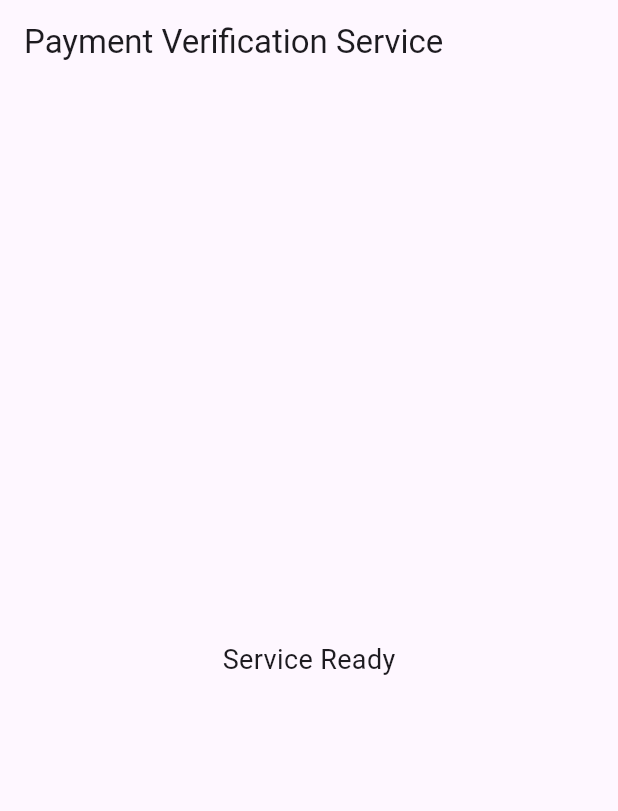
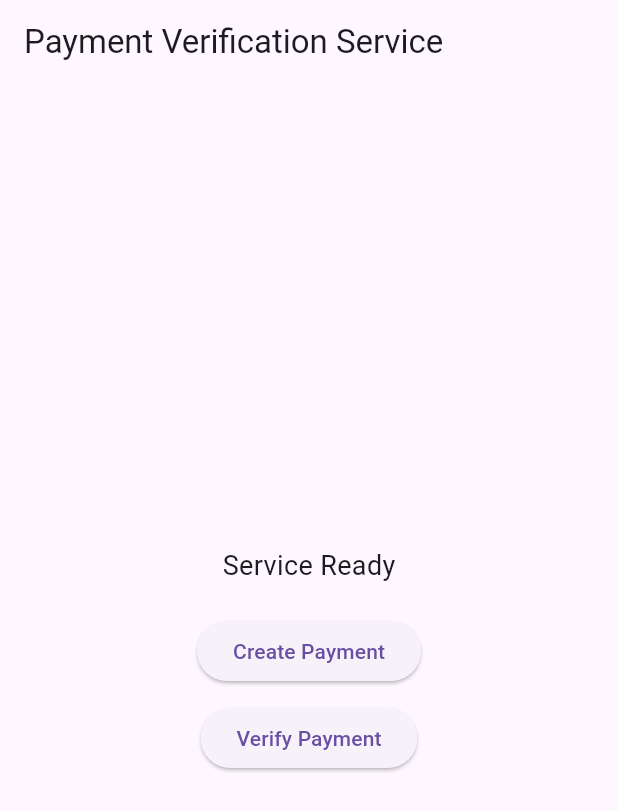
Before and after one commit to itszack0099-droid/payment-verification-service, a Flutter app: the screen it shows after launch, on a phone screen of 412 x 824 dp. Shown: the top 811 px of the screen. Run offline on Flutter 3.47's test engine with Material 3 defaults, Android fonts, the phone set to English and light mode, and no system bars; our stand-ins replace permission_handler, supabase_flutter; missing offline and left inert: notification_listener_service; accounts and stored records are empty.

Commit message:
Refactor notification permission handling in home screen

```diff
--- a/lib/screens/home_screen.dart
+++ b/lib/screens/home_screen.dart
@@ -14,30 +14,38 @@ class _HomeScreenState extends State<HomeScreen> {
   void initState() {
     super.initState();
 
-    // Delay so UI loads first
-    Future.delayed(const Duration(milliseconds: 500), () {
-      checkPermission();
-    });
+    Future.delayed(
+      const Duration(milliseconds: 500),
+      checkNotificationPermission,
+    );
   }
 
-  Future<void> checkPermission() async {
-    bool enabled = await Permission.notification.isGranted;
+  Future<void> checkNotificationPermission() async {
 
-    if (!enabled) {
+    var status = await Permission.notification.status;
+
+    if (!status.isGranted) {
       showPermissionDialog();
     }
+
   }
 
   void showPermissionDialog() {
+
     showDialog(
       context: context,
       barrierDismissible: false,
       builder: (context) {
+
         return AlertDialog(
-          title: const Text("Notification Permission"),
+          title: const Text(
+            "Notification Permission",
+          ),
+
           content: const Text(
             "Notification permission is required for payment verification.",
           ),
+
           actions: [
 
             TextButton(
@@ -56,23 +64,69 @@ class _HomeScreenState extends State<HomeScreen> {
             ),
 
           ],
+
         );
+
       },
+
     );
+
   }
 
   @override
   Widget build(BuildContext context) {
+
     return Scaffold(
+
       appBar: AppBar(
-        title: const Text("Payment Verification Service"),
-      ),
-      body: const Center(
-        child: Text(
-          "Service Ready",
-          style: TextStyle(fontSize: 18),
+        title: const Text(
+          "Payment Verification Service",
         ),
       ),
+
+      body: Center(
+        child: Column(
+
+          mainAxisAlignment: MainAxisAlignment.center,
+
+          children: [
+
+            const Text(
+              "Service Ready",
+              style: TextStyle(
+                fontSize: 18,
+              ),
+            ),
+
+            const SizedBox(height: 20),
+
+            ElevatedButton(
+              onPressed: () {
+                print("Create Payment clicked");
+              },
+              child: const Text(
+                "Create Payment",
+              ),
+            ),
+
+            const SizedBox(height: 10),
+
+            ElevatedButton(
+              onPressed: () {
+                print("Verify Payment clicked");
+              },
+              child: const Text(
+                "Verify Payment",
+              ),
+            ),
+
+          ],
+
+        ),
+      ),
+
     );
+
   }
+
 }
```
